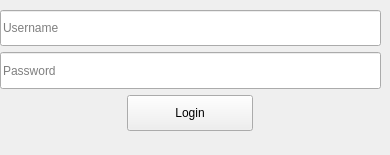
Qt form windows/login.ui (sensehawk/qgis_plugin) before a commit.
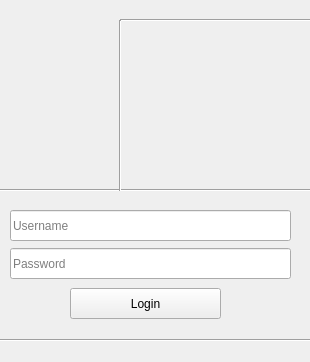
The same form after that commit. Custom widgets are drawn as their Qt base class.

```diff
--- a/windows/login.ui
+++ b/windows/login.ui
@@ -6,8 +6,8 @@
    <rect>
     <x>0</x>
     <y>0</y>
-    <width>390</width>
-    <height>155</height>
+    <width>310</width>
+    <height>362</height>
    </rect>
   </property>
   <property name="sizePolicy">
@@ -18,27 +18,74 @@
   </property>
   <property name="minimumSize">
    <size>
-    <width>390</width>
-    <height>155</height>
+    <width>310</width>
+    <height>362</height>
    </size>
   </property>
   <property name="windowTitle">
    <string>Form</string>
   </property>
-  <widget class="QWidget" name="layoutWidget">
+  <widget class="QgsPasswordLineEdit" name="userPassword">
    <property name="geometry">
     <rect>
-     <x>0</x>
-     <y>10</y>
-     <width>381</width>
-     <height>121</height>
+     <x>10</x>
+     <y>248</y>
+     <width>281</width>
+     <height>31</height>
     </rect>
    </property>
-   <layout class="QVBoxLayout" name="verticalLayout">
-    <item>
+   <property name="sizePolicy">
+    <sizepolicy hsizetype="Expanding" vsizetype="Expanding">
+     <horstretch>0</horstretch>
+     <verstretch>0</verstretch>
+    </sizepolicy>
+   </property>
+   <property name="minimumSize">
+    <size>
+     <width>10</width>
+     <height>0</height>
+    </size>
+   </property>
+   <property name="placeholderText">
+    <string>Password</string>
+   </property>
+  </widget>
+  <widget class="QPushButton" name="loginButton">
+   <property name="geometry">
+    <rect>
+     <x>70</x>
+     <y>288</y>
+     <width>151</width>
+     <height>31</height>
+    </rect>
+   </property>
+   <property name="sizePolicy">
+    <sizepolicy hsizetype="Expanding" vsizetype="Expanding">
+     <horstretch>0</horstretch>
+     <verstretch>0</verstretch>
+    </sizepolicy>
+   </property>
+   <property name="minimumSize">
+    <size>
+     <width>10</width>
+     <height>0</height>
+    </size>
+   </property>
+   <property name="text">
+    <string>Login</string>
+   </property>
+  </widget>
      <widget class="QLineEdit" name="userName">
+   <property name="geometry">
+    <rect>
+     <x>10</x>
+     <y>210</y>
+     <width>281</width>
+     <height>31</height>
+    </rect>
+   </property>
       <property name="sizePolicy">
-       <sizepolicy hsizetype="Expanding" vsizetype="Expanding">
+    <sizepolicy hsizetype="Fixed" vsizetype="Fixed">
         <horstretch>0</horstretch>
         <verstretch>0</verstretch>
        </sizepolicy>
@@ -59,76 +106,68 @@
        <bool>true</bool>
       </property>
      </widget>
-    </item>
-    <item>
-     <widget class="QgsPasswordLineEdit" name="userPassword">
-      <property name="sizePolicy">
-       <sizepolicy hsizetype="Expanding" vsizetype="Expanding">
-        <horstretch>0</horstretch>
-        <verstretch>0</verstretch>
-       </sizepolicy>
-      </property>
-      <property name="minimumSize">
-       <size>
-        <width>10</width>
-        <height>0</height>
-       </size>
-      </property>
-      <property name="placeholderText">
-       <string>Password</string>
-      </property>
-     </widget>
-    </item>
-    <item>
-     <layout class="QHBoxLayout" name="horizontalLayout">
-      <item>
-       <spacer name="horizontalSpacer">
+  <widget class="QWidget" name="verticalLayoutWidget">
+   <property name="geometry">
+    <rect>
+     <x>140</x>
+     <y>40</y>
+     <width>151</width>
+     <height>131</height>
+    </rect>
+   </property>
+   <layout class="QVBoxLayout" name="layout"/>
+  </widget>
+  <widget class="Line" name="line_3">
+   <property name="geometry">
+    <rect>
+     <x>120</x>
+     <y>10</y>
+     <width>191</width>
+     <height>20</height>
+    </rect>
+   </property>
         <property name="orientation">
          <enum>Qt::Horizontal</enum>
         </property>
-        <property name="sizeHint" stdset="0">
-         <size>
-          <width>118</width>
+  </widget>
+  <widget class="Line" name="line_4">
+   <property name="geometry">
+    <rect>
+     <x>0</x>
+     <y>180</y>
+     <width>311</width>
           <height>20</height>
-         </size>
-        </property>
-       </spacer>
-      </item>
-      <item>
-       <widget class="QPushButton" name="loginButton">
-        <property name="sizePolicy">
-         <sizepolicy hsizetype="Expanding" vsizetype="Expanding">
-          <horstretch>0</horstretch>
-          <verstretch>0</verstretch>
-         </sizepolicy>
-        </property>
-        <property name="minimumSize">
-         <size>
-          <width>10</width>
-          <height>0</height>
-         </size>
-        </property>
-        <property name="text">
-         <string>Login</string>
-        </property>
-       </widget>
-      </item>
-      <item>
-       <spacer name="horizontalSpacer_2">
+    </rect>
+   </property>
+   <property name="orientation">
+    <enum>Qt::Horizontal</enum>
+   </property>
+  </widget>
+  <widget class="Line" name="line_5">
+   <property name="geometry">
+    <rect>
+     <x>0</x>
+     <y>330</y>
+     <width>311</width>
+     <height>20</height>
+    </rect>
+   </property>
         <property name="orientation">
          <enum>Qt::Horizontal</enum>
         </property>
-        <property name="sizeHint" stdset="0">
-         <size>
-          <width>128</width>
-          <height>20</height>
-         </size>
-        </property>
-       </spacer>
-      </item>
-     </layout>
-    </item>
-   </layout>
+  </widget>
+  <widget class="Line" name="line">
+   <property name="geometry">
+    <rect>
+     <x>110</x>
+     <y>20</y>
+     <width>21</width>
+     <height>171</height>
+    </rect>
+   </property>
+   <property name="orientation">
+    <enum>Qt::Vertical</enum>
+   </property>
   </widget>
  </widget>
  <customwidgets>
```
Lines whose indentation alone changed are shown as unchanged.
